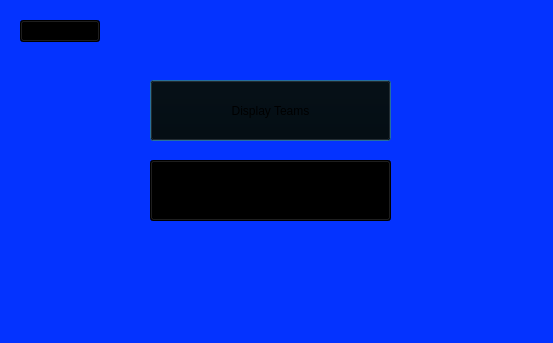
tholm1/CS1D-Project-2-Baseball, file BaseballProject2/displayinfo.ui: the form before one commit.
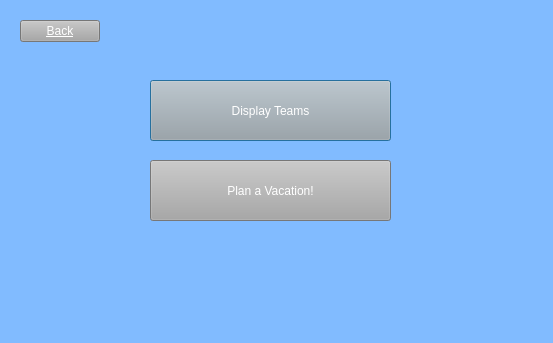
The form after the commit.

```diff
--- a/BaseballProject2/displayinfo.ui
+++ b/BaseballProject2/displayinfo.ui
@@ -14,7 +14,7 @@
    <string>Dialog</string>
   </property>
   <property name="styleSheet">
-   <string notr="true">background-color: rgb(4, 51, 255)</string>
+   <string notr="true">background-color: rgb(129, 187, 255)</string>
   </property>
   <widget class="QPushButton" name="displayTeams_pushButton">
    <property name="geometry">
@@ -26,7 +26,8 @@
     </rect>
    </property>
    <property name="styleSheet">
-    <string notr="true">background-color: rgb(0, 0, 0)</string>
+    <string notr="true">color: rgb(255, 255, 255);
+background-color: rgb(167, 167, 167);</string>
    </property>
    <property name="text">
     <string>Display Teams</string>
@@ -42,7 +43,8 @@
     </rect>
    </property>
    <property name="styleSheet">
-    <string notr="true">background-color: rgb(0, 0, 0)</string>
+    <string notr="true">color: rgb(255, 255, 255);
+background-color: rgb(167, 167, 167);</string>
    </property>
    <property name="text">
     <string>Plan a Vacation!</string>
@@ -60,7 +62,8 @@
    <property name="styleSheet">
     <string notr="true">font: 8pt &quot;MS Shell Dlg 2&quot;;
 text-decoration: underline;
-background-color: rgb(0, 0, 0)</string>
+color: rgb(255, 255, 255);
+background-color: rgb(167, 167, 167);</string>
    </property>
    <property name="text">
     <string>Back</string>
```
